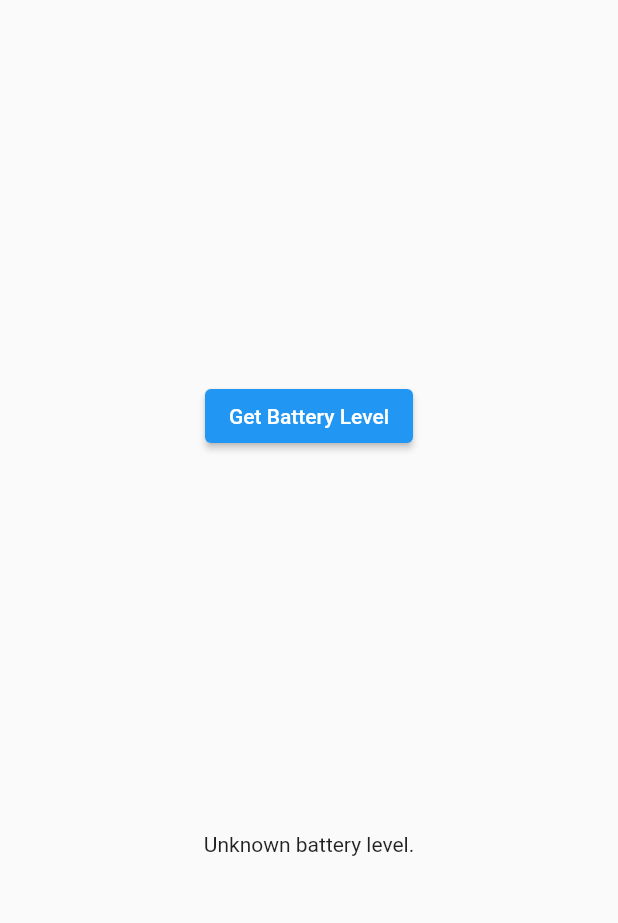
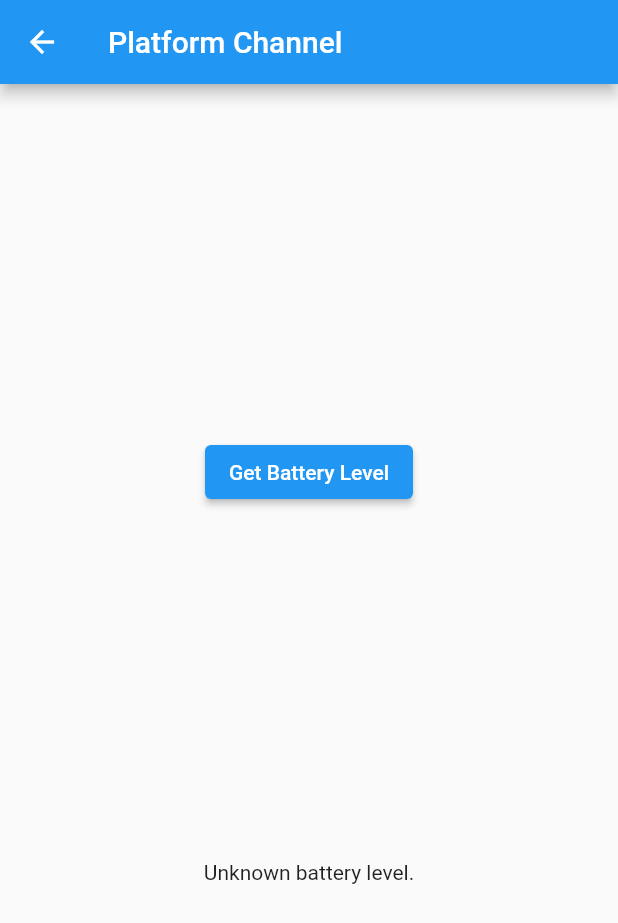
Before and after one commit to Gregorydrummond/Smart_Shot, a Flutter app: the LiveSession screen opened directly, on a phone screen of 412 x 824 dp. Shown: the top 923 px of the screen. Run offline on Flutter 3.47's test engine with Material 2 defaults, Android fonts, the phone set to English and light mode, and no system bars.

Commit message:
Modified the page to match style

```diff
--- a/lib/main.dart
+++ b/lib/main.dart
@@ -248,8 +248,11 @@ class _LiveSessionState extends State<LiveSession> {
 
   @override
   Widget build(BuildContext context) {
-    return Material(
-      child: Center(
+    return Scaffold(
+      appBar: AppBar(
+        title: Text('Platform Channel'),
+      ),
+      body: Center(
         child: Column(
           mainAxisAlignment: MainAxisAlignment.spaceEvenly,
           children: [
```
